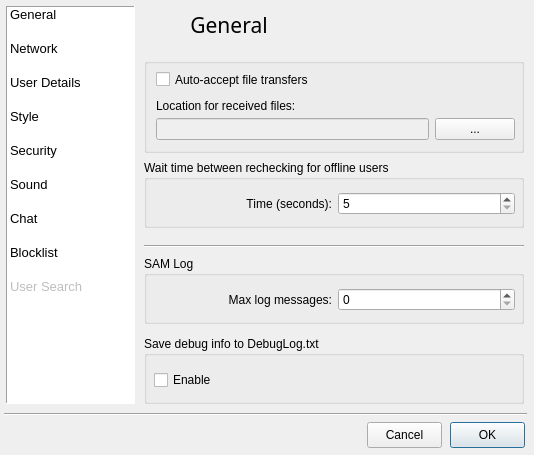
This is src/gui/form_settingsgui.ui in vituperative/i2pchat as Qt 5 draws it before an edit. The edited form follows.
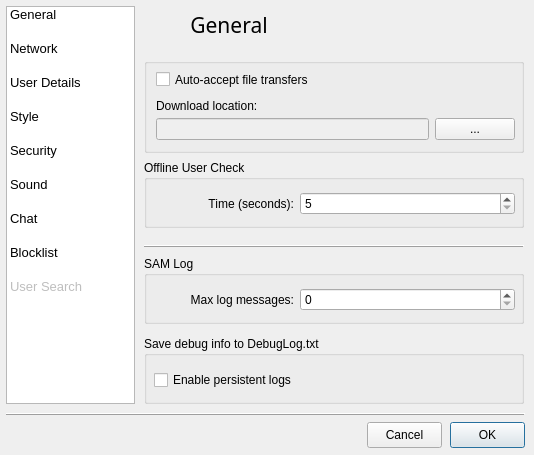
This is the edited form. Icons and pictures are not drawn.

Commit message: Toolbar tooltip mods; settings refinements

Diff of the .ui file:
```diff
--- a/src/gui/form_settingsgui.ui
+++ b/src/gui/form_settingsgui.ui
@@ -124,7 +124,7 @@
        </size>
       </property>
       <property name="title">
-       <string>Wait time between rechecking for offline users</string>
+       <string>Offline User Check</string>
       </property>
       <widget class="QWidget" name="layoutWidget">
        <property name="geometry">
@@ -151,6 +151,12 @@
         </item>
         <item row="0" column="0">
          <widget class="QLabel" name="label_6">
+          <property name="maximumSize">
+           <size>
+            <width>140</width>
+            <height>16777215</height>
+           </size>
+          </property>
           <property name="text">
            <string>Time (seconds):</string>
           </property>
@@ -198,6 +204,12 @@
        <layout class="QGridLayout" name="gridLayout_7">
         <item row="0" column="0">
          <widget class="QLabel" name="label_4">
+          <property name="maximumSize">
+           <size>
+            <width>140</width>
+            <height>16777215</height>
+           </size>
+          </property>
           <property name="text">
            <string>Max log messages:</string>
           </property>
@@ -402,7 +414,7 @@
         </size>
        </property>
        <property name="text">
-        <string>Location for received files:</string>
+        <string>Download location:</string>
        </property>
       </widget>
       <widget class="QWidget" name="layoutWidget">
@@ -475,7 +487,7 @@
            <bool>true</bool>
           </property>
           <property name="text">
-           <string>Enable</string>
+           <string>Enable persistent logs</string>
           </property>
           <property name="checkable">
            <bool>true</bool>
@@ -506,6 +518,12 @@
         <height>0</height>
        </size>
       </property>
+      <property name="maximumSize">
+       <size>
+        <width>380</width>
+        <height>16777215</height>
+       </size>
+      </property>
       <property name="sizeIncrement">
        <size>
         <width>0</width>
@@ -513,7 +531,7 @@
        </size>
       </property>
       <property name="frameShadow">
-       <enum>QFrame::Sunken</enum>
+       <enum>QFrame::Raised</enum>
       </property>
       <property name="orientation">
        <enum>Qt::Horizontal</enum>
@@ -3477,10 +3495,10 @@
      <bool>false</bool>
     </property>
     <property name="frameShape">
-     <enum>QFrame::Panel</enum>
+     <enum>QFrame::StyledPanel</enum>
     </property>
     <property name="frameShadow">
-     <enum>QFrame::Sunken</enum>
+     <enum>QFrame::Plain</enum>
     </property>
     <property name="verticalScrollBarPolicy">
      <enum>Qt::ScrollBarAlwaysOff</enum>
@@ -3613,18 +3631,27 @@
    <widget class="Line" name="line_2">
     <property name="geometry">
      <rect>
-      <x>-8</x>
+      <x>2</x>
       <y>400</y>
-      <width>531</width>
+      <width>519</width>
       <height>16</height>
      </rect>
     </property>
+    <property name="minimumSize">
+     <size>
+      <width>519</width>
+      <height>0</height>
+     </size>
+    </property>
     <property name="maximumSize">
      <size>
-      <width>16677215</width>
+      <width>519</width>
       <height>16777215</height>
      </size>
     </property>
+    <property name="frameShadow">
+     <enum>QFrame::Raised</enum>
+    </property>
     <property name="orientation">
      <enum>Qt::Horizontal</enum>
     </property>
```
Left out of the diff: 46 changed lines with no effect on the pictures. The commit also changes 1 other file.
